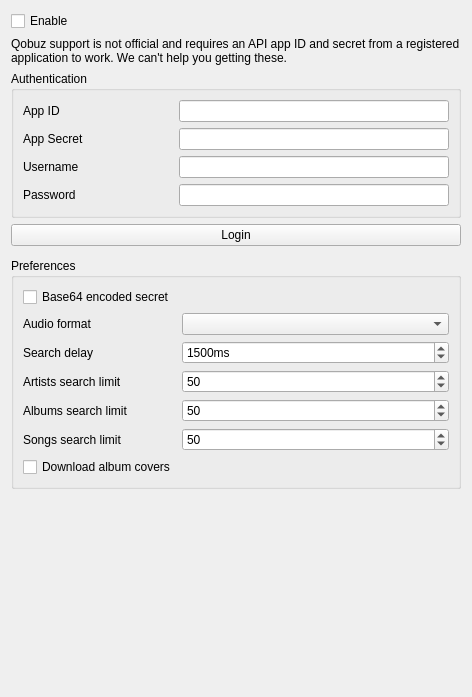
Qt form src/settings/qobuzsettingspage.ui (strawberrymusicplayer/strawberry) before a commit.
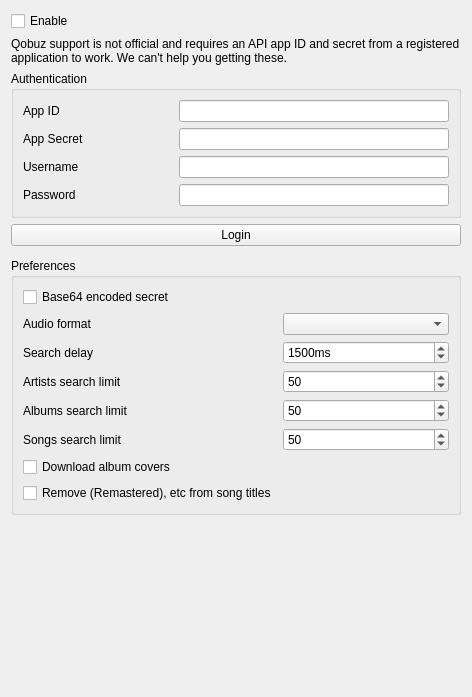
The same form after that commit. Icons and pictures are not drawn. Custom widgets are drawn as their Qt base class.

Commit message: Add option not to remove "Remastered", etc from song titles

Patch:
```diff
--- a/src/settings/qobuzsettingspage.ui
+++ b/src/settings/qobuzsettingspage.ui
@@ -248,6 +248,13 @@
         </property>
        </widget>
       </item>
+      <item row="9" column="0">
+       <widget class="QCheckBox" name="checkbox_remove_remastered">
+        <property name="text">
+         <string>Remove (Remastered), etc from song titles</string>
+        </property>
+       </widget>
+      </item>
      </layout>
     </widget>
    </item>
```
The commit also changes 17 other files.
